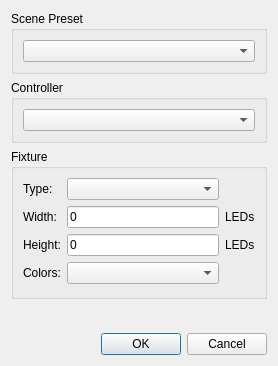
Before: the Qt Designer form src/app/gui/sceneconfiguration.ui in Blinkinlabs/PatternPaint, drawn with Qt 5.
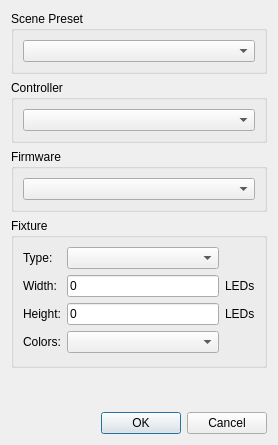
After: the same form once the commit is applied.

Diff of the .ui file:
```diff
--- a/src/app/gui/sceneconfiguration.ui
+++ b/src/app/gui/sceneconfiguration.ui
@@ -10,7 +10,7 @@
     <x>0</x>
     <y>0</y>
     <width>278</width>
-    <height>366</height>
+    <height>445</height>
    </rect>
   </property>
   <property name="windowTitle">
@@ -41,6 +41,18 @@
      </layout>
     </widget>
    </item>
+   <item>
+    <widget class="QGroupBox" name="firmwareBox">
+     <property name="title">
+      <string>Firmware</string>
+     </property>
+     <layout class="QGridLayout" name="gridLayout_5">
+      <item row="0" column="0">
+       <widget class="QComboBox" name="firmwareType"/>
+      </item>
+     </layout>
+    </widget>
+   </item>
    <item>
     <widget class="QGroupBox" name="fixtureBox">
      <property name="title">
```
Left out of the diff: 88 changed lines with no effect on the pictures.
